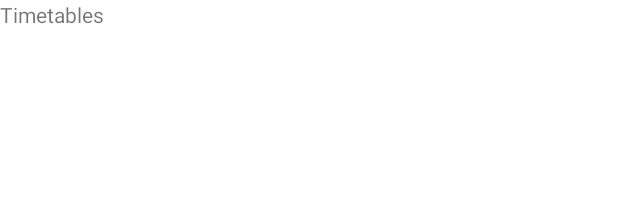
After one commit to egri-richard/TNoteApp, an Android app: the layout fragment_timetables.xml on its own in the app's theme, with its tools: preview values and no code run, on a phone screen of 412 x 824 dp. The commit adds this screen. Shown: the top 197 px of the screen. Run offline under Robolectric (Android 15) with nearby library versions, the phone set to English and light mode, and no system bars.

Commit message:
fragment design progress

```diff
--- a/app/src/main/java/com/tnote/tnoteapp/ui/ApplicationActivity.kt
+++ b/app/src/main/java/com/tnote/tnoteapp/ui/ApplicationActivity.kt
@@ -2,14 +2,18 @@ package com.tnote.tnoteapp.ui
 
 import androidx.appcompat.app.AppCompatActivity
 import android.os.Bundle
+import androidx.appcompat.app.ActionBarDrawerToggle
+import androidx.drawerlayout.widget.DrawerLayout
 import com.tnote.tnoteapp.databinding.ActivityApplicationBinding
 
 class ApplicationActivity : AppCompatActivity() {
     private lateinit var binding: ActivityApplicationBinding
+    private lateinit var drawerToggle: ActionBarDrawerToggle
 
     override fun onCreate(savedInstanceState: Bundle?) {
         super.onCreate(savedInstanceState)
         binding = ActivityApplicationBinding.inflate(layoutInflater)
         setContentView(binding.root)
+
     }
 }
--- /dev/null
+++ b/app/src/main/java/com/tnote/tnoteapp/ui/fragments/NotesListFragment.kt
@@ -0,0 +1,4 @@
+package com.tnote.tnoteapp.ui.fragments
+
+class NotesListFragment {
+}
--- /dev/null
+++ b/app/src/main/res/layout/fragment_timetables.xml
@@ -0,0 +1,21 @@
+<?xml version="1.0" encoding="utf-8"?>
+<androidx.constraintlayout.widget.ConstraintLayout xmlns:android="http://schemas.android.com/apk/res/android"
+    xmlns:app="http://schemas.android.com/apk/res-auto"
+    android:layout_width="match_parent"
+    android:layout_height="match_parent">
+
+    <TextView
+        android:layout_width="wrap_content"
+        android:layout_height="wrap_content"
+        android:gravity="center"
+        android:text="Timetables" />
+
+    <!--<ListView
+        android:layout_width="match_parent"
+        android:layout_height="match_parent"
+        app:layout_constraintBottom_toBottomOf="parent"
+        app:layout_constraintEnd_toEndOf="parent"
+        app:layout_constraintStart_toStartOf="parent"
+        app:layout_constraintTop_toTopOf="parent" />-->
+
+</androidx.constraintlayout.widget.ConstraintLayout>
--- /dev/null
+++ b/app/src/main/res/layout/nav_header.xml
@@ -0,0 +1,5 @@
+<?xml version="1.0" encoding="utf-8"?>
+<androidx.constraintlayout.widget.ConstraintLayout xmlns:android="http://schemas.android.com/apk/res/android"
+    android:layout_width="match_parent"
+    android:layout_height="150dp"
+    android:background="@color/material_dynamic_primary0" />
--- /dev/null
+++ b/app/src/main/res/menu/nav_drawer_menu.xml
@@ -0,0 +1,4 @@
+<?xml version="1.0" encoding="utf-8"?>
+<menu xmlns:android="http://schemas.android.com/apk/res/android">
+
+</menu>
```
Also changed, not shown: app/src/main/res/drawable/ic_baseline_save_24.xml (added, +10 -0 lines), app/src/main/res/layout/activity_application.xml (+19 -3 lines), app/src/main/res/layout/fragment_note.xml (added, +40 -0 lines), app/src/main/res/layout/fragment_noteslist.xml (added, +21 -0 lines).
